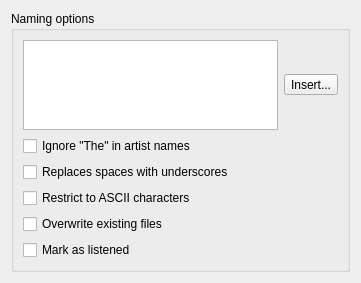
First picture: the form in src/widgets/filenameformatwidget.ui, repository clementine-player/Clementine, before the edit.
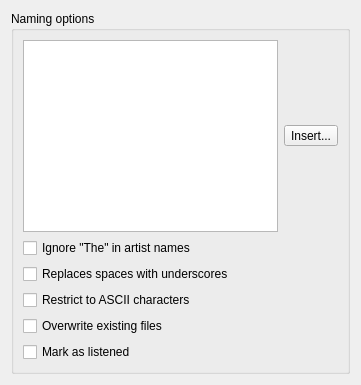
Second picture: the form after the edit. Custom widgets are drawn as their Qt base class.

```diff
--- a/src/widgets/filenameformatwidget.ui
+++ b/src/widgets/filenameformatwidget.ui
@@ -21,6 +21,12 @@
        <layout class="QHBoxLayout" name="innerHorizontalLayout">
         <item>
          <widget class="LineTextEdit" name="naming">
+          <property name="sizePolicy">
+           <sizepolicy hsizetype="Expanding" vsizetype="Fixed">
+            <horstretch>0</horstretch>
+            <verstretch>0</verstretch>
+           </sizepolicy>
+          </property>
           <property name="toolTip">
            <string>&lt;p&gt;Tokens start with %, for example: %artist %album %title &lt;/p&gt;
 
```
